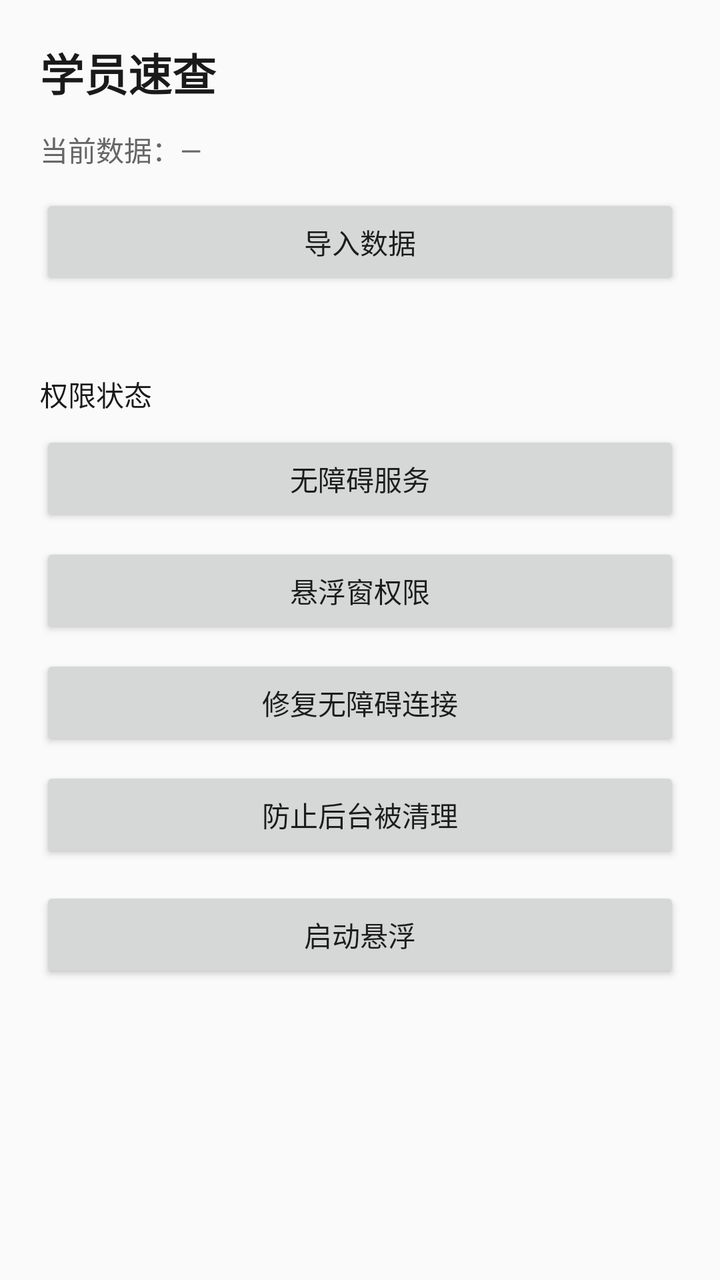
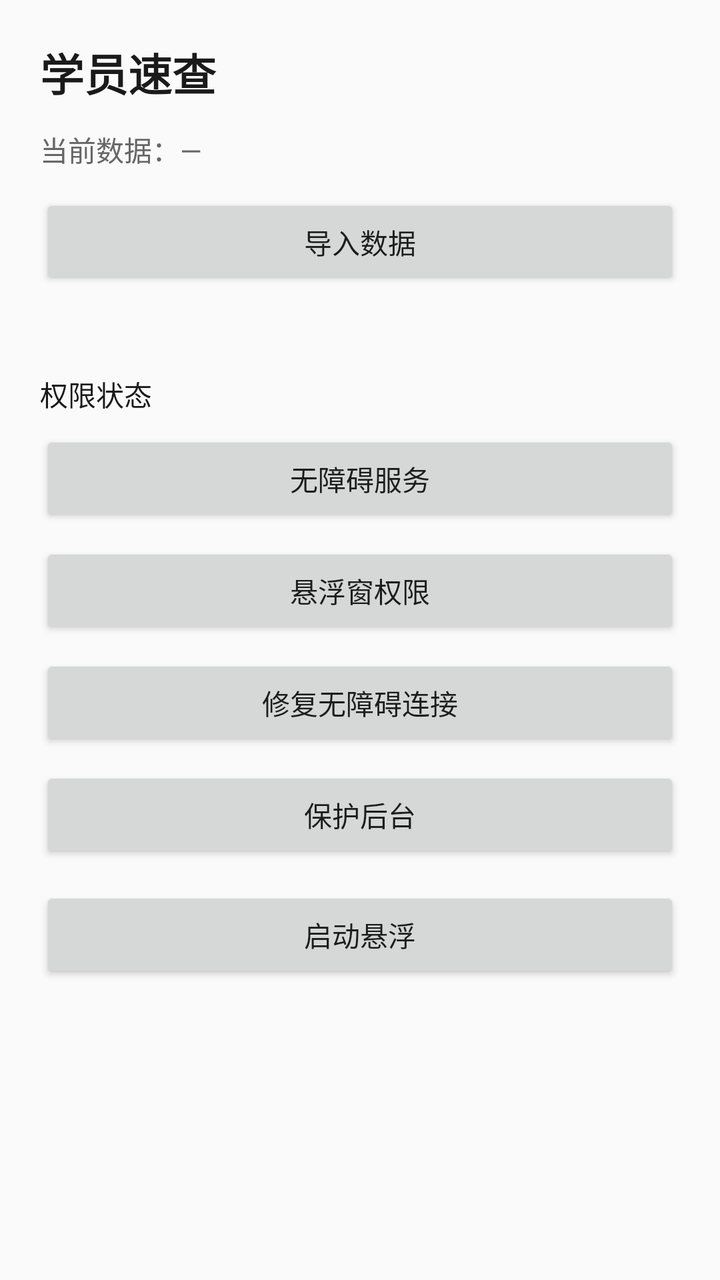

Compare the two renders of this Android layout. The source of the first and the diff that turns it into the second are given below.
<!-- AndroidManifest.xml: application theme Theme.StudentLookup -->
<!-- res/layout/activity_main.xml -->
<?xml version="1.0" encoding="utf-8"?>
<ScrollView xmlns:android="http://schemas.android.com/apk/res/android"
    android:layout_width="match_parent"
    android:layout_height="match_parent">

    <LinearLayout
        android:layout_width="match_parent"
        android:layout_height="wrap_content"
        android:orientation="vertical"
        android:padding="20dp">

        <TextView
            android:layout_width="match_parent"
            android:layout_height="wrap_content"
            android:text="@string/app_name"
            android:textSize="22sp"
            android:textStyle="bold"
            android:textColor="@color/text_primary" />

        <TextView
            android:id="@+id/tv_data"
            android:layout_width="match_parent"
            android:layout_height="wrap_content"
            android:layout_marginTop="12dp"
            android:text="当前数据：—"
            android:textSize="14sp"
            android:textColor="@color/text_secondary" />

        <Button
            android:id="@+id/btn_import"
            android:layout_width="match_parent"
            android:layout_height="wrap_content"
            android:layout_marginTop="12dp"
            android:text="导入数据" />

        <TextView
            android:id="@+id/tv_import_result"
            android:layout_width="match_parent"
            android:layout_height="wrap_content"
            android:layout_marginTop="8dp"
            android:textSize="13sp"
            android:textColor="@color/text_secondary" />

        <TextView
            android:id="@+id/tv_perm"
            android:layout_width="match_parent"
            android:layout_height="wrap_content"
            android:layout_marginTop="16dp"
            android:text="权限状态"
            android:textSize="14sp"
            android:textColor="@color/text_primary" />

        <Button
            android:id="@+id/btn_open_accessibility"
            android:layout_width="match_parent"
            android:layout_height="wrap_content"
            android:layout_marginTop="8dp"
            android:text="无障碍服务" />

        <Button
            android:id="@+id/btn_open_overlay"
            android:layout_width="match_parent"
            android:layout_height="wrap_content"
            android:layout_marginTop="8dp"
            android:text="悬浮窗权限" />

        <Button
            android:id="@+id/btn_repair"
            android:layout_width="match_parent"
            android:layout_height="wrap_content"
            android:layout_marginTop="8dp"
            android:text="修复无障碍连接" />

        <Button
            android:id="@+id/btn_battery"
            android:layout_width="match_parent"
            android:layout_height="wrap_content"
            android:layout_marginTop="8dp"
            android:text="防止后台被清理" />

        <Button
            android:id="@+id/btn_start"
            android:layout_width="match_parent"
            android:layout_height="wrap_content"
            android:layout_marginTop="12dp"
            android:text="启动悬浮" />

    </LinearLayout>
</ScrollView>
<!-- resources referenced by this layout -->
<resources>
  <color name="text_primary">#1A1A1A</color>
  <color name="text_secondary">#666666</color>
  <string name="app_name">学员速查</string>
  <style name="Theme.StudentLookup" parent="Theme.AppCompat.DayNight.NoActionBar">
          <item name="colorPrimary">@color/purple_500</item>
          <item name="colorPrimaryDark">@color/purple_700</item>
          <item name="colorAccent">@color/teal_200</item>
      </style>
  <color name="purple_500">#6750A4</color>
  <color name="purple_700">#4F378B</color>
  <color name="teal_200">#03DAC5</color>
</resources>

<!-- the commit's change to res/layout/activity_main.xml (unified diff, before → after) -->
@@ -76,7 +76,7 @@
             android:layout_width="match_parent"
             android:layout_height="wrap_content"
             android:layout_marginTop="8dp"
-            android:text="防止后台被清理" />
+            android:text="保护后台" />
 
         <Button
             android:id="@+id/btn_start"
